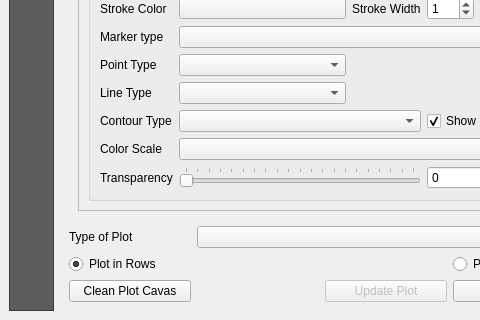
Above: ui/dataplotly_dockwidget_base.ui from ghtmtt/DataPlotly before the change; both pictures show x 0 to 480 and y 304 to 624 of the 593 by 624 pixel window. Below: the same form after it.
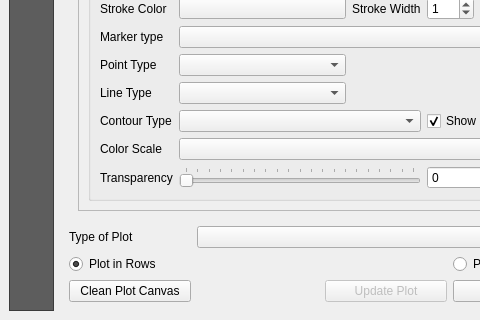
That is the form after the change. Custom widgets are drawn as their Qt base class.

Commit message: fixed typo in clear canvas button

Patch:
```diff
--- a/ui/dataplotly_dockwidget_base.ui
+++ b/ui/dataplotly_dockwidget_base.ui
@@ -673,7 +673,7 @@
           <item row="2" column="0">
            <widget class="QPushButton" name="clear_btn">
             <property name="text">
-             <string>Clean Plot Cavas</string>
+             <string>Clean Plot Canvas</string>
             </property>
            </widget>
           </item>
```
